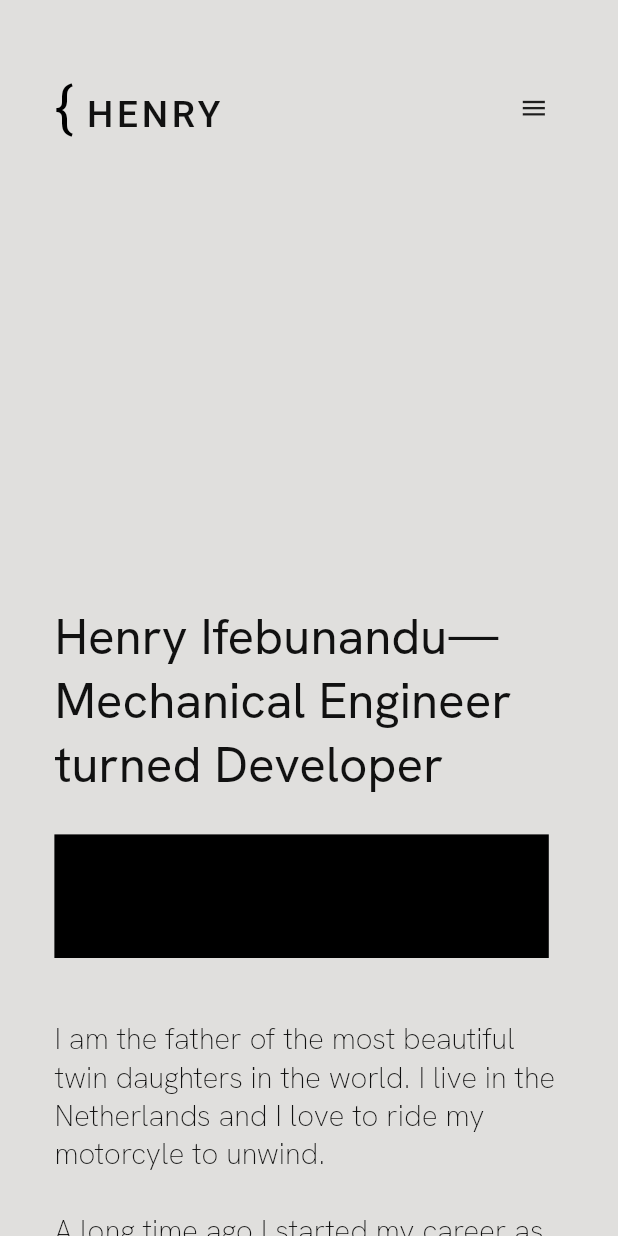
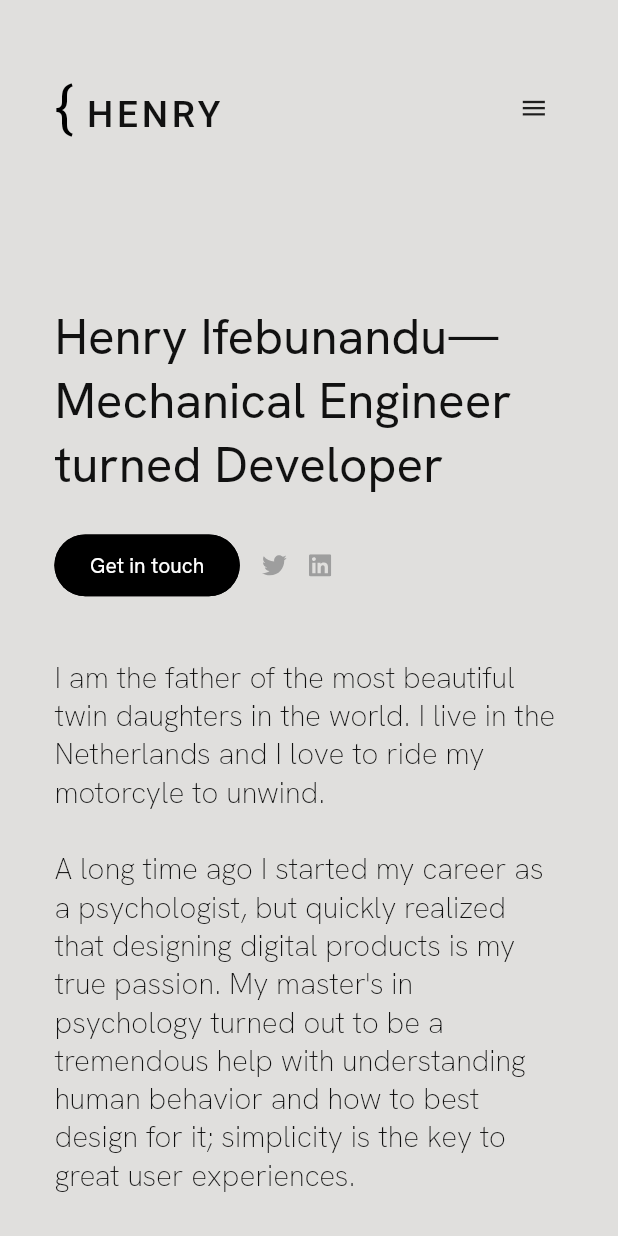
Before and after one commit to maykhid/henry_flutter_portfolio, a Flutter app: the AboutPage screen opened directly, on a phone screen of 412 x 824 dp. Run offline on Flutter 3.47's test engine with Material 2 defaults, Android fonts, the phone set to English and light mode, and no system bars; our stand-ins replace flutter_svg, google_fonts, responsive_framework.

Commit message:
update: add connect with me options

```diff
--- a/lib/components/components.dart
+++ b/lib/components/components.dart
@@ -7,3 +7,5 @@ export 'ui_scaler.dart';
 export 'menu_bar.dart';
 export 'page_footer.dart';
 export 'button.dart';
+export 'hover_icon.dart';
+export 'connect_me.dart';
--- /dev/null
+++ b/lib/components/connect_me.dart
@@ -0,0 +1,38 @@
+import 'package:flutter/material.dart';
+
+import 'components.dart';
+
+class ConnectMe extends StatelessWidget {
+  const ConnectMe({
+    super.key,
+  });
+
+  @override
+  Widget build(BuildContext context) {
+    return Row(
+      children: [
+        CustomButton(
+          width: 150,
+          onPressed: () {},
+          borderRadius: 30,
+          child: const Text('Get in touch'),
+        ),
+
+        const HorizontalSpace(size: 18),
+
+        //
+        HoverIcon(
+          iconPath: SvgImages.icTwitter,
+          onPressed: () {},
+        ),
+
+        const HorizontalSpace(size: 18),
+
+        HoverIcon(
+          iconPath: SvgImages.icLinkedIn,
+          onPressed: () {},
+        ),
+      ],
+    );
+  }
+}
--- /dev/null
+++ b/lib/components/hover_icon.dart
@@ -0,0 +1,43 @@
+import 'package:flutter/material.dart';
+import 'package:flutter_svg/flutter_svg.dart';
+
+class HoverIcon extends StatefulWidget {
+  const HoverIcon({
+    super.key,
+    required this.iconPath,
+    required this.onPressed,
+    this.onHover,
+  });
+
+  final String iconPath;
+  final Function onPressed;
+  final Function(bool)? onHover;
+
+  @override
+  State<HoverIcon> createState() => _HoverIconState();
+}
+
+class _HoverIconState extends State<HoverIcon> {
+  Color hoverColor = Colors.grey;
+
+  @override
+  Widget build(BuildContext context) {
+    final String iconPath = widget.iconPath;
+    final Function onPressed = widget.onPressed;
+    final Function(bool)? onHover = widget.onHover;
+
+    return InkWell(
+      onTap: () => onPressed,
+      onHover: onHover ??
+          (isHovering) {
+            setState(
+              () => hoverColor = isHovering ? Colors.black : Colors.grey, // using this as default for the app
+            );
+          },
+      child: SvgPicture.asset(
+        iconPath,
+        colorFilter: ColorFilter.mode(hoverColor, BlendMode.srcIn),
+      ),
+    );
+  }
+}
--- a/lib/components/page_footer.dart
+++ b/lib/components/page_footer.dart
@@ -1,11 +1,19 @@
 import 'package:flutter/material.dart';
+import 'package:flutter_svg/svg.dart';
 
 import 'components.dart';
 
-class PageFooter extends StatelessWidget {
+class PageFooter extends StatefulWidget {
   const PageFooter({
     super.key,
   });
+
+  @override
+  State<PageFooter> createState() => _PageFooterState();
+}
+
+class _PageFooterState extends State<PageFooter> {
+  Color hoverColor = Colors.grey;
 
   @override
   Widget build(BuildContext context) {
@@ -59,16 +67,7 @@ class PageFooter extends StatelessWidget {
                         const VerticalSpace(
                           size: 45,
                         ),
-                        Row(
-                          children: [
-                            CustomButton(
-                              width: 150,
-                              onPressed: () {},
-                              borderRadius: 30,
-                              child: const Text('Get in touch'),
-                            ),
-                          ],
-                        )
+                        const ConnectMe()
                       ],
                     ),
                   ),
--- a/lib/pages/about/ui/about_page.dart
+++ b/lib/pages/about/ui/about_page.dart
@@ -1,4 +1,5 @@
 import 'package:flutter/material.dart';
+import 'package:responsive_framework/responsive_breakpoints.dart';
 
 import '../../../components/components.dart';
 
@@ -9,6 +10,23 @@ class AboutPage extends StatelessWidget {
 
   @override
   Widget build(BuildContext context) {
+    final responsiveBreakPoint = ResponsiveBreakpoints.of(context);
+
+    final isLargerThanTab = responsiveBreakPoint.largerThan(TABLET);
+    final isLargerThanMobile = responsiveBreakPoint.largerThan(MOBILE);
+
+    double vSpacing() {
+      if (isLargerThanTab) return 200;
+      if (isLargerThanMobile) return 130;
+      return 0;
+    }
+
+    double horizPadding() {
+      if (isLargerThanMobile) return 100;
+      if (isLargerThanTab) return 150;
+      return 50;
+    }
+
     return Scaffold(
       backgroundColor: backgroundPrimary,
       body: SingleChildScrollView(
@@ -20,9 +38,11 @@ class AboutPage extends StatelessWidget {
               size: 50,
             ),
             const CustomMenuBar(),
-            const VerticalSpace(
-              size: 300,
+
+            VerticalSpace(
+              size: isLargerThanMobile ? 300 : 100,
             ),
+
             UiScaler(
               alignment: Alignment.topCenter,
               child: Wrap(
@@ -43,11 +63,7 @@ class AboutPage extends StatelessWidget {
                           const SizedBox(
                             height: 30,
                           ),
-                          Container(
-                            width: 400,
-                            height: 100,
-                            color: Colors.black,
-                          )
+                          const ConnectMe()
                         ],
                       ),
                     ),
@@ -74,12 +90,10 @@ I love simplicity, have an allergy for bullsh*t and always strive to be a good h
             ),
 
             // v-space
-            const VerticalSpace(
-              size: 250,
-            ),
+            VerticalSpace(size: vSpacing()),
 
             Padding(
-              padding: const EdgeInsets.only(left: 135.0),
+              padding: EdgeInsets.only(left: horizPadding()),
               child: Align(
                   alignment: Alignment.centerLeft,
                   child: Text(
```
